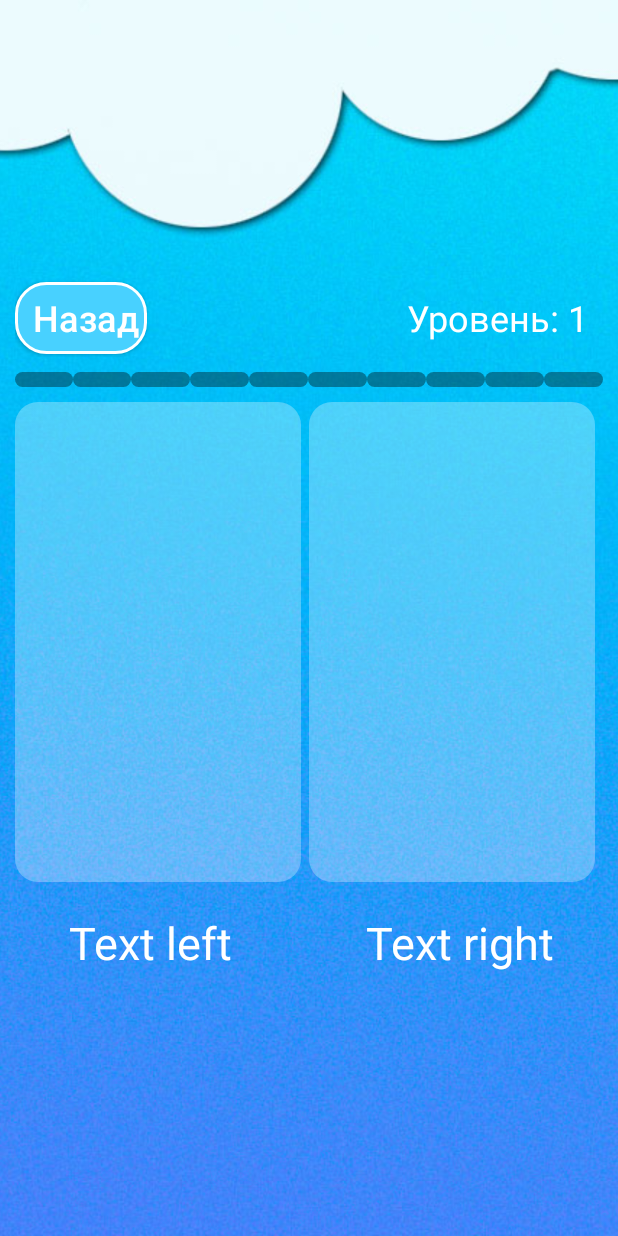
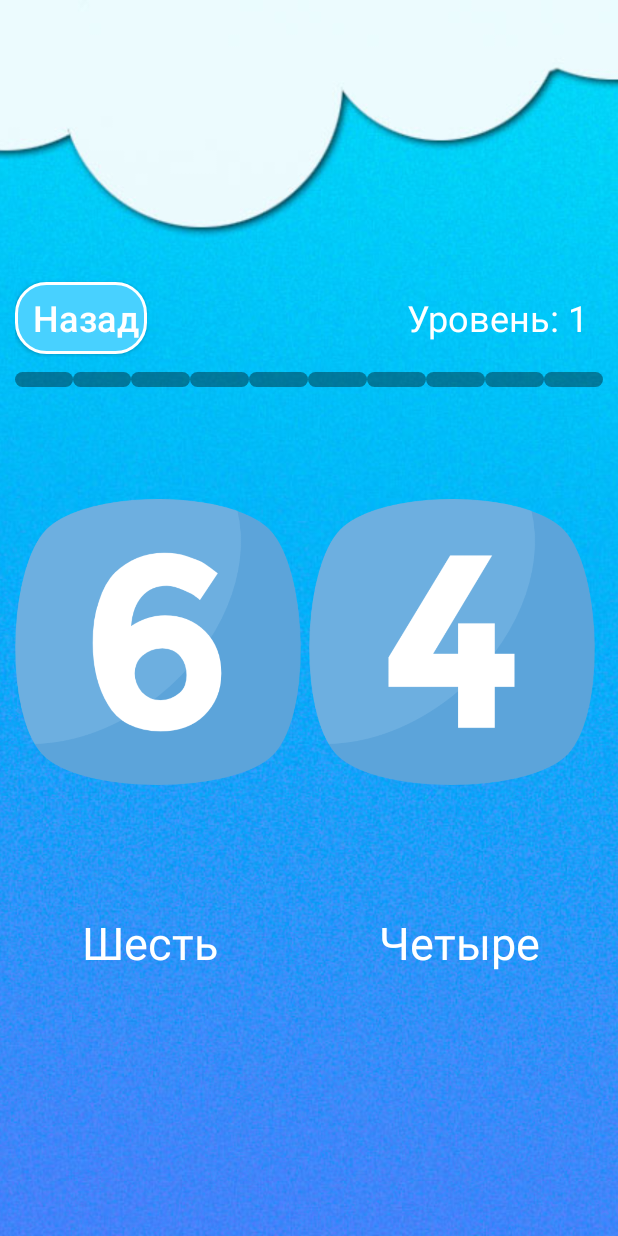
Before and after one commit to rodionGra/Proekt_Quiz_Game, an Android app: the Level1 screen opened directly, with no data from a screen before it, on a phone screen of 412 x 824 dp. Run offline under Robolectric (Android 15) with nearby library versions, the phone set to English and light mode, and no system bars.

Commit message:
Buttons on first level work correct
add array.java , listeners for left and right buttons

```diff
--- a/app/build.gradle
+++ b/app/build.gradle
@@ -14,6 +14,8 @@ android {
         testInstrumentationRunner "android.support.test.runner.AndroidJUnitRunner"
     }
 
+
+
     buildTypes {
         release {
             minifyEnabled false
@@ -21,6 +23,7 @@ android {
         }
     }
 }
+
 
 
 dependencies {
--- a/app/src/main/java/space/quiz/Array.java
+++ b/app/src/main/java/space/quiz/Array.java
@@ -1,9 +1,36 @@
 package space.quiz;
 
-import android.graphics.drawable.BitmapDrawable;
 
 public class Array {
 
     final int[] images1 = {
+        R.drawable.first_lvl_zero,
+        R.drawable.first_lvl_one,
+        R.drawable.first_lvl_two,
+        R.drawable.first_lvl_three,
+        R.drawable.first_lvl_four,
+        R.drawable.first_lvl_five,
+        R.drawable.first_lvl_six,
+        R.drawable.first_lvl_seven,
+        R.drawable.first_lvl_eight,
+        R.drawable.first_lvl_nine,
     };
+
+    final int[] texts1 = {
+            R.string.lvl1text0,
+            R.string.lvl1text1,
+            R.string.lvl1text2,
+            R.string.lvl1text3,
+            R.string.lvl1text4,
+            R.string.lvl1text5,
+            R.string.lvl1text6,
+            R.string.lvl1text7,
+            R.string.lvl1text8,
+            R.string.lvl1text9,
+    };
+
+    /*public Drawable getDrawableFromAssets(String path) throws IOException {
+        Drawable img = Drawable.createFromStream(getAssets().open(path), null);
+        return img;
+    }*/
 }
--- /dev/null
+++ b/app/src/main/res/anim/alpha.xml
@@ -0,0 +1,7 @@
+<?xml version="1.0" encoding="utf-8"?>
+<set xmlns:android="http://schemas.android.com/apk/res/android">
+    <alpha
+        android:duration = "1000"
+        android:fromAlpha="0.0"
+        android:toAlpha="1.0"/>
+</set>
--- /dev/null
+++ b/app/src/main/res/drawable/style_points_green.xml
@@ -0,0 +1,5 @@
+<?xml version="1.0" encoding="utf-8"?>
+<shape xmlns:android="http://schemas.android.com/apk/res/android">
+    <corners android:radius="8dp"/>
+    <solid android:color="@color/green"/>
+</shape>
--- a/app/src/main/res/layout/universal.xml
+++ b/app/src/main/res/layout/universal.xml
@@ -141,7 +141,7 @@
                     android:layout_width="match_parent"
                     android:layout_height="320dp"
                     android:layout_marginRight="5dp"
-                    android:scaleType="centerCrop"
+                    android:scaleType="fitCenter"
                     android:layout_weight="1"
                     android:background="@drawable/style_img_universal"
                     android:src="@drawable/imgtest"
@@ -151,7 +151,7 @@
                     android:layout_width="match_parent"
                     android:layout_height="320dp"
                     android:layout_marginRight="5dp"
-                    android:scaleType="centerCrop"
+                    android:scaleType="fitCenter"
                     android:layout_weight="1"
                     android:background="@drawable/style_img_universal"
                     android:src="@drawable/imgtest"
--- a/app/src/main/res/values/colors.xml
+++ b/app/src/main/res/values/colors.xml
@@ -7,4 +7,5 @@
     <color name="white">#ffffff</color>
     <color name="black60">#60000000</color>
     <color name="blue">#48d1ff</color>
+    <color name="green">#9019ff19</color>
 </resources>
--- /dev/null
+++ b/app/src/main/res/values/textforlevels.xml
@@ -0,0 +1,13 @@
+<?xml version="1.0" encoding="utf-8"?>
+<resources>
+    <string name="lvl1text0">Ноль</string>
+    <string name="lvl1text1">Один</string>
+    <string name="lvl1text2">Два</string>
+    <string name="lvl1text3">Три</string>
+    <string name="lvl1text4">Четыре</string>
+    <string name="lvl1text5">Пять</string>
+    <string name="lvl1text6">Шесть</string>
+    <string name="lvl1text7">Семь</string>
+    <string name="lvl1text8">Восемь</string>
+    <string name="lvl1text9">Девять</string>
+</resources>
```
Also changed, not shown: app/src/main/java/space/quiz/Level1.java (+196 -18 lines), app/src/main/res/drawable/first_lvl_eight.png (added), app/src/main/res/drawable/first_lvl_five.png (added), app/src/main/res/drawable/first_lvl_four.png (added), app/src/main/res/drawable/first_lvl_nine.png (added), app/src/main/res/drawable/first_lvl_one.png (added), app/src/main/res/drawable/first_lvl_seven.png (added), app/src/main/res/drawable/first_lvl_six.png (added), app/src/main/res/drawable/first_lvl_three.png (added), app/src/main/res/drawable/first_lvl_two.png (added), app/src/main/res/drawable/first_lvl_zero.png (added), app/src/main/res/drawable/img_false.jpg (added), app/src/main/res/drawable/img_true.jpg (added).
